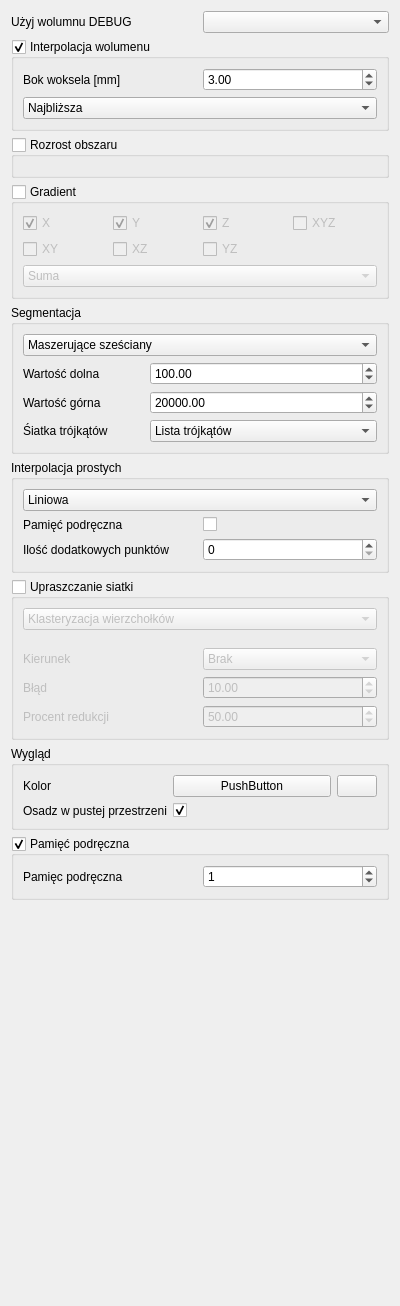
The window that src/SokarUi/SegmentationPipelineEditor.ui (jedrzejowski/sokar-app) describes before a commit, drawn with Qt 5.
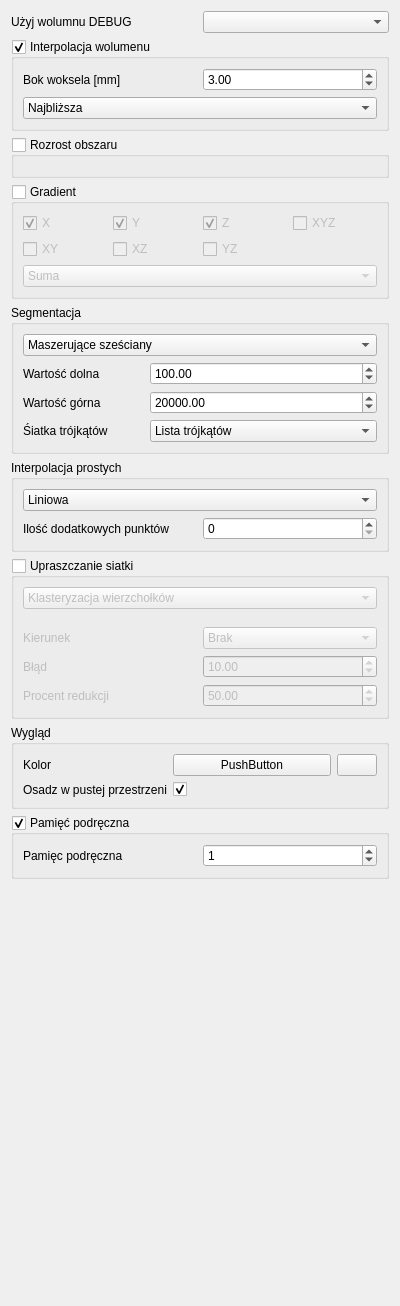
The same window after the commit. Icons and pictures are not drawn. Custom widgets are drawn as their Qt base class.

What changed in the file:
```diff
--- a/src/SokarUi/SegmentationPipelineEditor.ui
+++ b/src/SokarUi/SegmentationPipelineEditor.ui
@@ -365,30 +365,16 @@
       </item>
       <item>
        <layout class="QGridLayout" name="common_line_interpolation_bix">
-        <item row="1" column="1">
+        <item row="0" column="1">
          <widget class="QtUi::SpinBox" name="line_interpolation_extend_point"/>
         </item>
-        <item row="1" column="0">
+        <item row="0" column="0">
          <widget class="QLabel" name="label">
           <property name="text">
            <string>Ilość dodatkowych punktów</string>
           </property>
          </widget>
         </item>
-        <item row="0" column="0">
-         <widget class="QLabel" name="label_12">
-          <property name="text">
-           <string>Pamięć podręczna</string>
-          </property>
-         </widget>
-        </item>
-        <item row="0" column="1">
-         <widget class="QCheckBox" name="line_interpolation_cache_check">
-          <property name="text">
-           <string/>
-          </property>
-         </widget>
-        </item>
        </layout>
       </item>
      </layout>
```
